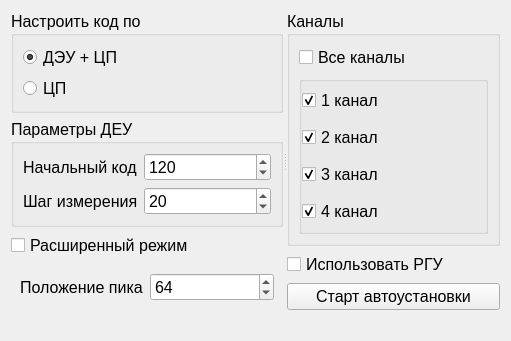
Before: the Qt Designer form sprsettingsrentgenautosetwidget.ui in longway34/SeparaterQt2, drawn with Qt 5.
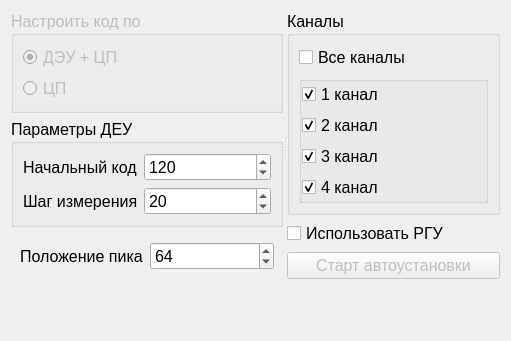
After: the same form once the commit is applied.

What changed in the file:
```diff
--- a/sprsettingsrentgenautosetwidget.ui
+++ b/sprsettingsrentgenautosetwidget.ui
@@ -41,6 +41,9 @@
        </property>
        <item>
         <widget class="QGroupBox" name="gbCodeOn">
+         <property name="enabled">
+          <bool>false</bool>
+         </property>
          <property name="title">
           <string>Настроить код по</string>
          </property>
@@ -105,13 +108,6 @@
          </layout>
         </widget>
        </item>
-       <item>
-        <widget class="QCheckBox" name="cbEnhansedRgime">
-         <property name="text">
-          <string>Расширенный режим</string>
-         </property>
-        </widget>
-       </item>
        <item>
         <widget class="QWidget" name="widget_2" native="true">
          <layout class="QHBoxLayout" name="horizontalLayout">
@@ -255,6 +251,9 @@
        </item>
        <item>
         <widget class="QPushButton" name="bStart">
+         <property name="enabled">
+          <bool>false</bool>
+         </property>
          <property name="text">
           <string>Старт автоустановки</string>
          </property>
```
